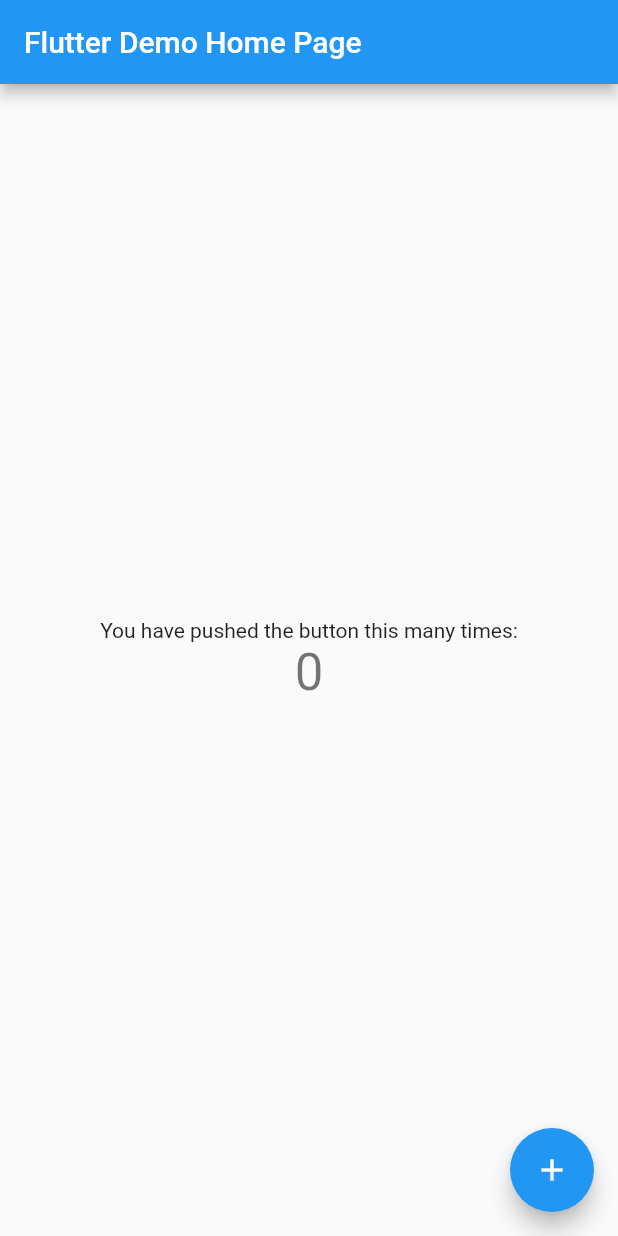
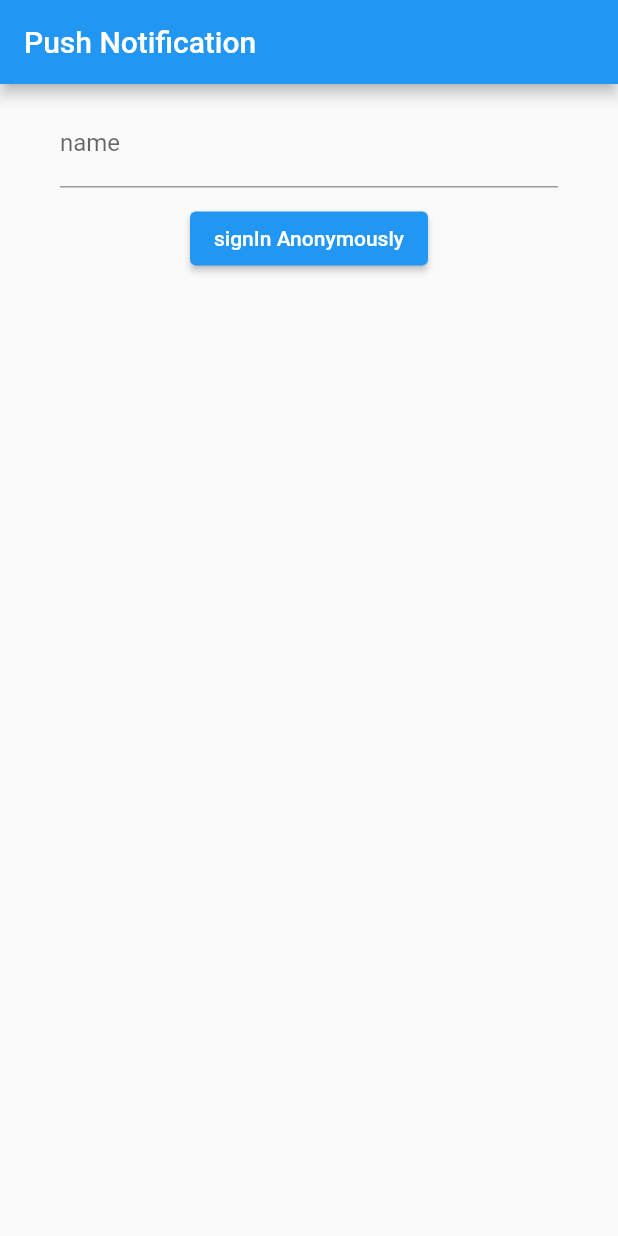
Before and after one commit to mohammedmansur/Flutter-Push-Notification, a Flutter app: the screen it shows after launch, on a phone screen of 412 x 824 dp. Run offline on Flutter 3.47's test engine with Material 2 defaults, Android fonts, the phone set to English and light mode, and no system bars; our stand-ins replace cloud_firestore, firebase_auth, firebase_core, firebase_messaging; accounts and stored records are empty.

Commit message:
Create A list veiw and register anonymous

```diff
--- /dev/null
+++ b/lib/PushNotification/Register.dart
@@ -0,0 +1,61 @@
+import 'package:firebase_core/firebase_core.dart';
+import 'package:firebase_messaging/firebase_messaging.dart';
+import 'package:flutter/material.dart';
+import 'package:firebase_auth/firebase_auth.dart';
+import 'package:cloud_firestore/cloud_firestore.dart';
+
+class Register extends StatefulWidget {
+  const Register({Key? key}) : super(key: key);
+
+  @override
+  _RegisterState createState() => _RegisterState();
+}
+
+class _RegisterState extends State<Register> {
+  TextEditingController _controller = TextEditingController();
+
+  FirebaseAuth _firebaseAuth = FirebaseAuth.instance;
+  FirebaseMessaging _firebaseMessaging = FirebaseMessaging.instance;
+  FirebaseFirestore _firebaseFirestore = FirebaseFirestore.instance;
+  @override
+  Widget build(BuildContext context) {
+    return Scaffold(
+      appBar: AppBar(
+        title: Text('Push Notification'),
+      ),
+      body: Center(
+        child: Column(
+          children: [
+            Padding(
+              padding: const EdgeInsets.only(
+                  left: 40, right: 40, top: 10, bottom: 10),
+              child: TextField(
+                controller: _controller,
+                decoration: InputDecoration(labelText: 'name'),
+              ),
+            ),
+            ElevatedButton(
+                onPressed: () async {
+                  await _firebaseAuth.signInAnonymously().then((value) {
+                    String? token;
+                    _firebaseMessaging
+                        .getToken()
+                        .then((value) => token = value);
+                    _firebaseFirestore
+                        .collection('test')
+                        .doc(value.user!.uid)
+                        .set({
+                      'uid': value.user!.uid,
+                      'name': _controller.value.text.trim(),
+                      'token': token,
+                    });
+                    Navigator.pushNamed(context, '/token');
+                  });
+                },
+                child: Text('signIn Anonymously')),
+          ],
+        ),
+      ),
+    );
+  }
+}
--- /dev/null
+++ b/lib/PushNotification/dataModel.dart
@@ -0,0 +1,23 @@
+class Users {
+  String? uid;
+  String? name;
+  String? token;
+
+  Users({
+    this.uid,
+    this.name,
+    this.token,
+  });
+
+  factory Users.fromMap(Map<String, dynamic> json) => Users(
+        uid: json['uid'],
+        name: json['name'],
+        token: json['token'],
+      );
+
+  Map<String, dynamic> toMap() => {
+        "uid": uid,
+        "name": name,
+        "token": token,
+      };
+}
--- a/lib/main.dart
+++ b/lib/main.dart
@@ -1,115 +1,11 @@
+import 'package:firebase_core/firebase_core.dart';
 import 'package:flutter/material.dart';
+import 'package:pushnot/route.dart';
 
-void main() {
-  runApp(const MyApp());
+void main() async {
+  WidgetsFlutterBinding.ensureInitialized();
+  await Firebase.initializeApp().then((value) => print('initialized'));
+  runApp(
+    const Routing(),
+  );
 }
-
-class MyApp extends StatelessWidget {
-  const MyApp({Key? key}) : super(key: key);
-
-  // This widget is the root of your application.
-  @override
-  Widget build(BuildContext context) {
-    return MaterialApp(
-      title: 'Flutter Demo',
-      theme: ThemeData(
-        // This is the theme of your application.
-        //
-        // Try running your application with "flutter run". You'll see the
-        // application has a blue toolbar. Then, without quitting the app, try
-        // changing the primarySwatch below to Colors.green and then invoke
-        // "hot reload" (press "r" in the console where you ran "flutter run",
-        // or simply save your changes to "hot reload" in a Flutter IDE).
-        // Notice that the counter didn't reset back to zero; the application
-        // is not restarted.
-        primarySwatch: Colors.blue,
-      ),
-      home: const MyHomePage(title: 'Flutter Demo Home Page'),
-    );
-  }
-}
-
-class MyHomePage extends StatefulWidget {
-  const MyHomePage({Key? key, required this.title}) : super(key: key);
-
-  // This widget is the home page of your application. It is stateful, meaning
-  // that it has a State object (defined below) that contains fields that affect
-  // how it looks.
-
-  // This class is the configuration for the state. It holds the values (in this
-  // case the title) provided by the parent (in this case the App widget) and
-  // used by the build method of the State. Fields in a Widget subclass are
-  // always marked "final".
-
-  final String title;
-
-  @override
-  State<MyHomePage> createState() => _MyHomePageState();
-}
-
-class _MyHomePageState extends State<MyHomePage> {
-  int _counter = 0;
-
-  void _incrementCounter() {
-    setState(() {
-      // This call to setState tells the Flutter framework that something has
-      // changed in this State, which causes it to rerun the build method below
-      // so that the display can reflect the updated values. If we changed
-      // _counter without calling setState(), then the build method would not be
-      // called again, and so nothing would appear to happen.
-      _counter++;
-    });
-  }
-
-  @override
-  Widget build(BuildContext context) {
-    // This method is rerun every time setState is called, for instance as done
-    // by the _incrementCounter method above.
-    //
-    // The Flutter framework has been optimized to make rerunning build methods
-    // fast, so that you can just rebuild anything that needs updating rather
-    // than having to individually change instances of widgets.
-    return Scaffold(
-      appBar: AppBar(
-        // Here we take the value from the MyHomePage object that was created by
-        // the App.build method, and use it to set our appbar title.
-        title: Text(widget.title),
-      ),
-      body: Center(
-        // Center is a layout widget. It takes a single child and positions it
-        // in the middle of the parent.
-        child: Column(
-          // Column is also a layout widget. It takes a list of children and
-          // arranges them vertically. By default, it sizes itself to fit its
-          // children horizontally, and tries to be as tall as its parent.
-          //
-          // Invoke "debug painting" (press "p" in the console, choose the
-          // "Toggle Debug Paint" action from the Flutter Inspector in Android
-          // Studio, or the "Toggle Debug Paint" command in Visual Studio Code)
-          // to see the wireframe for each widget.
-          //
-          // Column has various properties to control how it sizes itself and
-          // how it positions its children. Here we use mainAxisAlignment to
-          // center the children vertically; the main axis here is the vertical
-          // axis because Columns are vertical (the cross axis would be
-          // horizontal).
-          mainAxisAlignment: MainAxisAlignment.center,
-          children: <Widget>[
-            const Text(
-              'You have pushed the button this many times:',
-            ),
-            Text(
-              '$_counter',
-              style: Theme.of(context).textTheme.headline4,
-            ),
-          ],
-        ),
-      ),
-      floatingActionButton: FloatingActionButton(
-        onPressed: _incrementCounter,
-        tooltip: 'Increment',
-        child: const Icon(Icons.add),
-      ), // This trailing comma makes auto-formatting nicer for build methods.
-    );
-  }
-}
--- /dev/null
+++ b/lib/route.dart
@@ -0,0 +1,18 @@
+import 'package:flutter/material.dart';
+import 'package:pushnot/PushNotification/Register.dart';
+import 'package:pushnot/PushNotification/Token.dart';
+
+class Routing extends StatelessWidget {
+  const Routing({Key? key}) : super(key: key);
+
+  @override
+  Widget build(BuildContext context) {
+    return MaterialApp(
+      initialRoute: '/',
+      routes: {
+        '/': (context) => const Register(),
+        '/token': (context) => const Token(),
+      },
+    );
+  }
+}
--- a/pubspec.yaml
+++ b/pubspec.yaml
@@ -34,6 +34,10 @@
   # The following adds the Cupertino Icons font to your application.
   # Use with the CupertinoIcons class for iOS style icons.
   cupertino_icons: ^1.0.2
+  firebase_auth: ^3.3.7
+  cloud_firestore: ^3.1.8
+  firebase_messaging: ^11.2.6
+  firebase_core: ^1.12.0
 
 dev_dependencies:
   flutter_test:
```
Also changed, not shown: lib/PushNotification/Token.dart (added, +79 -0 lines), pubspec.lock, 4 other files.
